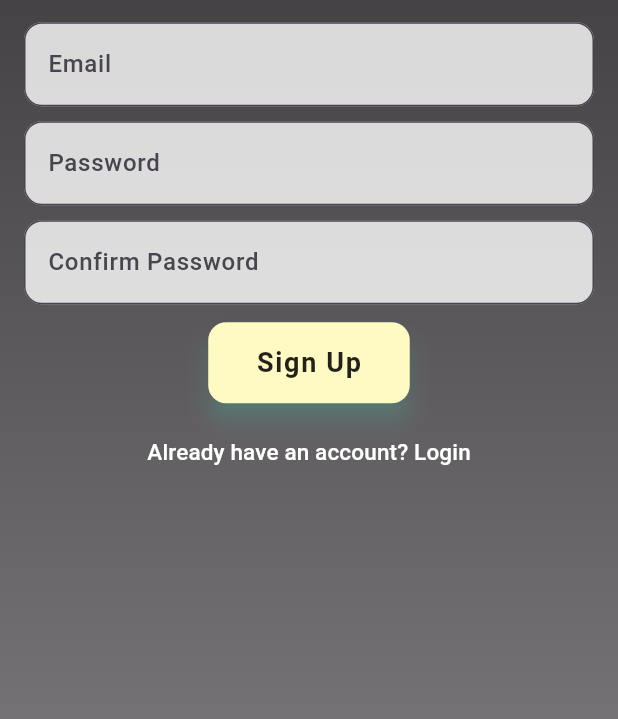
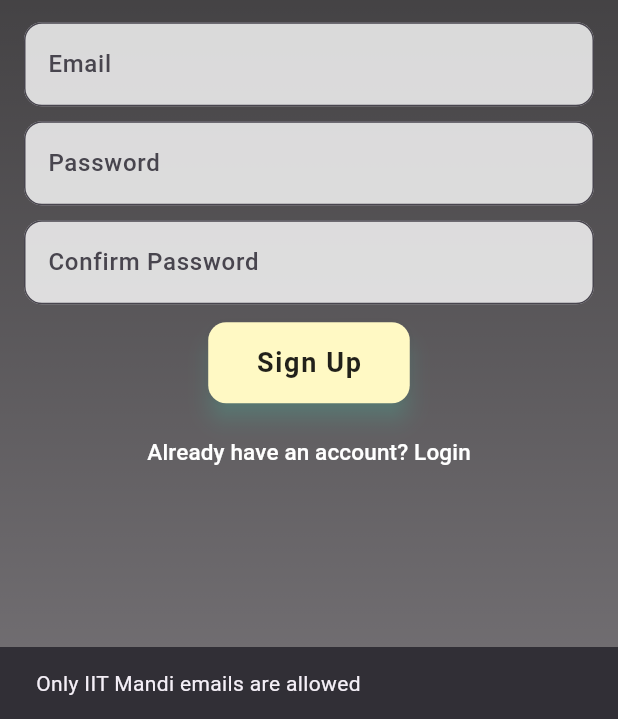
Before and after one commit to ayush18-pixel/newkuchbhi, a Flutter app: the SignupPage screen opened directly with empty values, after a tap on "Sign Up", on a phone screen of 412 x 824 dp, the part 517-1236 px from its top. Run offline on Flutter 3.47's test engine with Material 3 defaults, Android fonts, the phone set to English and light mode, and no system bars; our stand-ins replace carousel_slider, cloud_firestore, firebase_auth, firebase_core, flutter_dotenv, flutter_svg and 1 more; accounts and stored records are empty.

Commit message:
email authenticate for IIT Mandi

```diff
--- a/lib/pages/signup_page.dart
+++ b/lib/pages/signup_page.dart
@@ -22,6 +22,14 @@ class _SignupPageState extends State<SignupPage> {
   final AuthService _authService = AuthService();
 
   void _signUp() async {
+    // Validate email domain
+    if (!emailController.text.endsWith('iitmandi.ac.in')) {
+      ScaffoldMessenger.of(context).showSnackBar(
+        SnackBar(content: Text("Only IIT Mandi emails are allowed")),
+      );
+      return;
+    }
+
     if (passwordController.text != confirmPasswordController.text) {
       ScaffoldMessenger.of(context).showSnackBar(
         SnackBar(content: Text("Passwords do not match")),
@@ -59,12 +67,10 @@ class _SignupPageState extends State<SignupPage> {
           builder: (_) => OTPVerifyPage(email: emailController.text, userId: user.uid),
         ),
       );
-
     } else {
       ScaffoldMessenger.of(context).showSnackBar(SnackBar(content: Text("Signup Failed")));
     }
   }
-
 
   @override
   Widget build(BuildContext context) {
```
Also changed, not shown: lib/pages/home_page.dart (+4 -4 lines).
